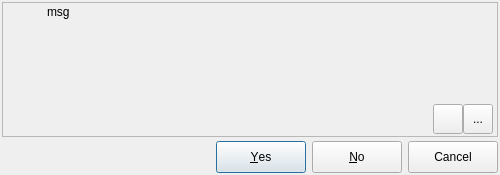
The window that libpgmodeler_ui/ui/messagebox.ui (pgmodeler/pgmodeler) describes before a commit, drawn with Qt 5.
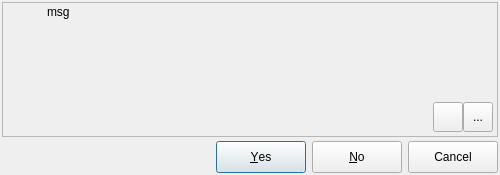
The same window after the commit. Icons and pictures are not drawn.

```diff
--- a/libpgmodeler_ui/ui/messagebox.ui
+++ b/libpgmodeler_ui/ui/messagebox.ui
@@ -71,6 +71,9 @@
         <property name="rightMargin">
          <number>2</number>
         </property>
+        <property name="bottomMargin">
+         <number>2</number>
+        </property>
         <item>
          <spacer name="horizontalSpacer">
           <property name="orientation">
```
Left out of the diff: 55 changed lines with no effect on the pictures.
